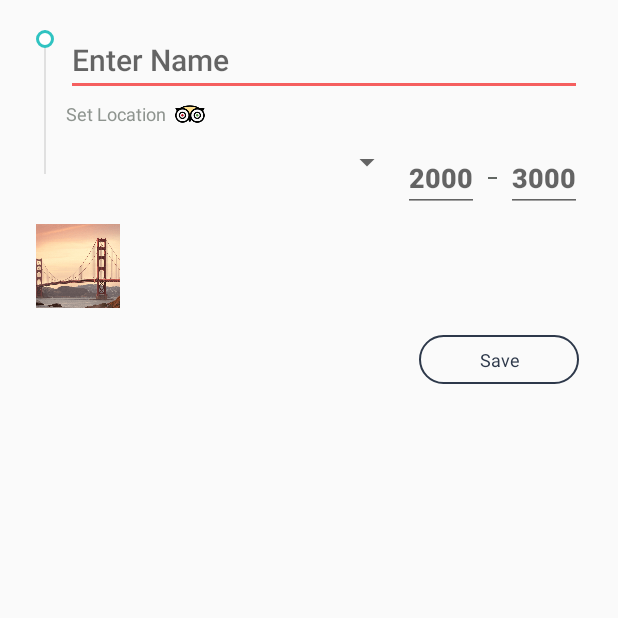
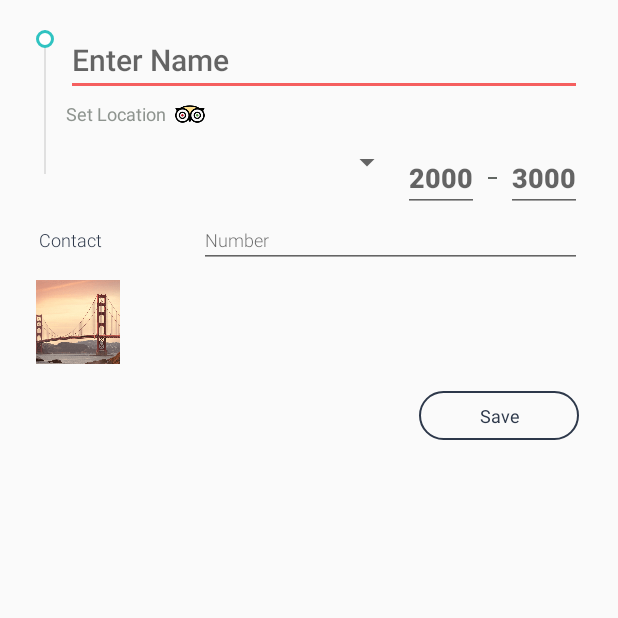
Before and after one commit to srreema/green-list, an Android app: the AddListingActivity screen opened directly, with no data from a screen before it, on a phone screen of 412 x 824 dp, the top half of it. Run offline under Robolectric (Android 15) with nearby library versions, the phone set to English and light mode, and no system bars; our stand-ins replace Picasso; libraries missing offline, so code that uses them is left out: io.realm; 4 statements that could not run were skipped.

Commit message:
Listing Page Started

```diff
--- a/app/src/main/AndroidManifest.xml
+++ b/app/src/main/AndroidManifest.xml
@@ -2,6 +2,8 @@
 <manifest xmlns:android="http://schemas.android.com/apk/res/android"
     package="com.styx.mobile.greenlist">
 
+    <uses-permission android:name="android.permission.CALL_PHONE" />
+    <uses-permission android:name="android.permission.CALL_PHONE" />
     <uses-permission android:name="android.permission.INTERNET" />
     <uses-permission android:name="android.permission.ACCESS_FINE_LOCATION" />
     <uses-permission android:name="android.permission.WRITE_EXTERNAL_STORAGE" />
--- a/app/src/main/java/com/styx/mobile/greenlist/ui/AddListingActivity.java
+++ b/app/src/main/java/com/styx/mobile/greenlist/ui/AddListingActivity.java
@@ -11,6 +11,8 @@ import android.provider.MediaStore;
 import android.support.v7.app.AppCompatActivity;
 import android.support.v7.widget.LinearLayoutManager;
 import android.support.v7.widget.RecyclerView;
+import android.telephony.PhoneNumberUtils;
+import android.text.TextUtils;
 import android.util.Log;
 import android.view.View;
 import android.widget.AdapterView;
@@ -61,7 +63,7 @@ public class AddListingActivity extends AppCompatActivity {
     TextView textViewLocationName;
     RecyclerView recyclerViewImageList, recyclerViewQuestionnaire;
     LinearLayout linearLayoutLocation;
-    EditText editTextName, editTextMinPrice, editTextMaxPrice;
+    EditText editTextName, editTextMinPrice, editTextMaxPrice, editTextContactNumber;
 
     final int REQUEST_CODE_PLACE_PICKER = 1000;
     final int REQUEST_CODE_IMAGE_PICKER = 1001;
@@ -87,6 +89,7 @@ public class AddListingActivity extends AppCompatActivity {
         editTextMaxPrice = (EditText) findViewById(R.id.editTextMaxPrice);
         linearLayoutLocation = (LinearLayout) findViewById(R.id.linearLayoutLocation);
         textViewSaveButton = (TextView) findViewById(R.id.textViewSaveButton);
+        editTextContactNumber = (EditText) findViewById(R.id.editTextContactNumber);
 
         /** Image List **/
         recyclerViewImageList = (RecyclerView) findViewById(R.id.recyclerViewImageList);
@@ -166,7 +169,7 @@ public class AddListingActivity extends AppCompatActivity {
         final Float minPrice = Float.parseFloat(editTextMinPrice.getText().toString());
         final Float maxPrice = Float.parseFloat(editTextMaxPrice.getText().toString());
         final String typeName = spinnerType.getSelectedItem().toString();
-
+        final String contactNumber = PhoneNumberUtils.formatNumber(editTextContactNumber.getText().toString());
         final ArrayList<String> imageList = imageAdapter.getImageList();
         final ArrayList<Pair<String>> thisQuestionnaire = questionnaireAdapter.getThisQuestionnaire();
 
@@ -176,10 +179,16 @@ public class AddListingActivity extends AppCompatActivity {
             return false;
         }
 
+        if (TextUtils.isEmpty(contactNumber)) {
+            Toast.makeText(AddListingActivity.this, "Enter contact number", Toast.LENGTH_SHORT).show();
+            return false;
+        }
+
         if (locationData == null) {
             Toast.makeText(AddListingActivity.this, "Select location", Toast.LENGTH_SHORT).show();
             return false;
         }
+
         if (imageList.get(0).equals(ImageAdapter.LIST_EMPTY_IMAGE)) {
             Toast.makeText(AddListingActivity.this, "At least one image required", Toast.LENGTH_SHORT).show();
             return false;
@@ -192,7 +201,7 @@ public class AddListingActivity extends AppCompatActivity {
                 Number currentMaxId = realmInstance.where(Listing.class).max("Id");
                 long newId = ((currentMaxId == null) ? 0 : (currentMaxId.longValue() + 1));
 
-                Listing newListing = realmInstance.createObject(Listing.class,newId);
+                Listing newListing = realmInstance.createObject(Listing.class, newId);
                 newListing.setTitle(title);
 
                 Location locationObject = realmInstance.createObject(Location.class);
@@ -202,6 +211,7 @@ public class AddListingActivity extends AppCompatActivity {
                 newListing.setLocation(locationObject);
 
                 newListing.setMinPrice(minPrice);
+                newListing.setContactNumber(contactNumber);
                 newListing.setMaxPrice(maxPrice);
                 newListing.setType(realmInstance.where(Type.class).equalTo("name", typeName).findFirst());
 
--- a/app/src/main/res/layout/activity_addlisting.xml
+++ b/app/src/main/res/layout/activity_addlisting.xml
@@ -92,14 +92,13 @@
 
                     <EditText
                         android:id="@+id/editTextMaxPrice"
-
                         android:layout_width="wrap_content"
                         android:layout_height="wrap_content"
                         android:fontFamily="@string/font_family_medium"
                         android:hint="3000"
-                        android:imeOptions="actionDone"
                         android:inputType="number"
                         android:maxLines="1"
+                        android:nextFocusDown="@+id/editTextContactNumber"
                         android:textAlignment="center"
                         android:textColor="@color/medium_green_900"
                         android:textSize="18sp"
@@ -137,11 +136,45 @@
 
         </RelativeLayout>
 
+        <LinearLayout xmlns:android="http://schemas.android.com/apk/res/android"
+            android:id="@+id/linearLayoutContactNumber"
+            android:layout_width="match_parent"
+            android:layout_height="wrap_content"
+            android:layout_below="@+id/relativeLayoutHeader"
+            android:weightSum="1">
+
+            <TextView xmlns:android="http://schemas.android.com/apk/res/android"
+                android:id="@+id/textViewQuestion"
+                android:layout_width="0dp"
+                android:layout_height="match_parent"
+                android:layout_weight=".3"
+                android:fontFamily="@string/font_family_light"
+                android:gravity="center_vertical"
+                android:padding="2dp"
+                android:text="Contact"
+                android:textColor="@color/app_dark_100"
+                android:textSize="12sp" />
+
+            <EditText
+                android:id="@+id/editTextContactNumber"
+                android:layout_width="0dp"
+                android:layout_height="match_parent"
+                android:layout_weight=".7"
+                android:digits="0123456789+"
+                android:fontFamily="@string/font_family_light"
+                android:hint="Number"
+                android:imeOptions="actionDone"
+                android:inputType="phone"
+                android:maxLines="1"
+                android:textColor="@color/app_dark_100"
+                android:textSize="12sp" />
+        </LinearLayout>
+
         <android.support.v7.widget.RecyclerView
             android:id="@+id/recyclerViewImageList"
             android:layout_width="match_parent"
             android:layout_height="wrap_content"
-            android:layout_below="@+id/relativeLayoutHeader"
+            android:layout_below="@+id/linearLayoutContactNumber"
             android:layout_marginRight="8dp"
             android:layout_marginTop="8dp"
             android:adjustViewBounds="true" />
```
Also changed, not shown: app/src/main/java/com/styx/mobile/greenlist/models/Listing.java (+8 -0 lines), app/src/main/java/com/styx/mobile/greenlist/ui/ListingDetailActivity.java (+15 -0 lines), app/src/main/res/layout/activity_detail.xml (+6 -11 lines).
